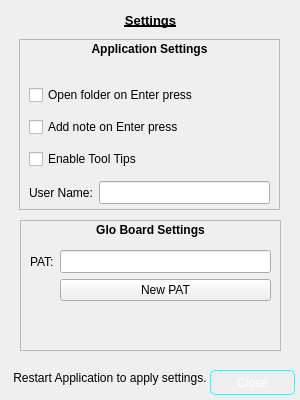
Qt form WaExport/settingd.ui (qrcline/WAEX_File_Organizer) before a commit.
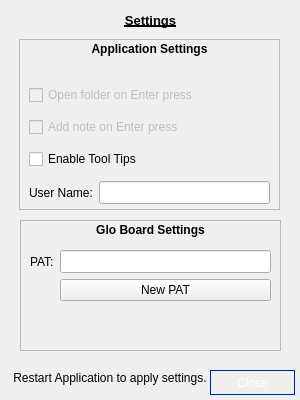
The same form after that commit.

```diff
--- a/WaExport/settingd.ui
+++ b/WaExport/settingd.ui
@@ -64,8 +64,7 @@
    <property name="styleSheet">
     <string notr="true">border: 1px solid red;
 color: rgb(255, 255, 255);
-border-color: rgb(49, 245, 255);
-border-radius: 5px; </string>
+border: 1px solid #052488;</string>
    </property>
    <property name="text">
     <string>Close</string>
@@ -184,6 +183,9 @@
     <layout class="QVBoxLayout" name="verticalLayout">
      <item>
       <widget class="QCheckBox" name="settingsOpenFolder">
+       <property name="enabled">
+        <bool>false</bool>
+       </property>
        <property name="text">
         <string>Open folder on Enter press</string>
        </property>
@@ -191,6 +193,9 @@
      </item>
      <item>
       <widget class="QCheckBox" name="settingsNoteEnter">
+       <property name="enabled">
+        <bool>false</bool>
+       </property>
        <property name="text">
         <string>Add note on Enter press</string>
        </property>
```
